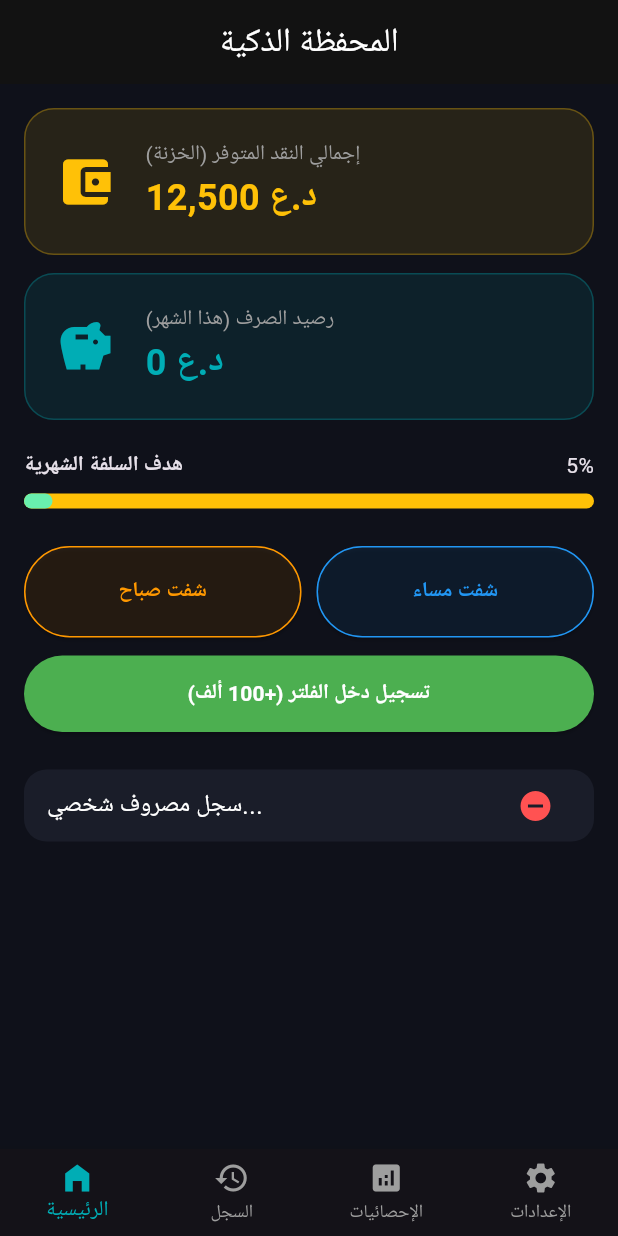
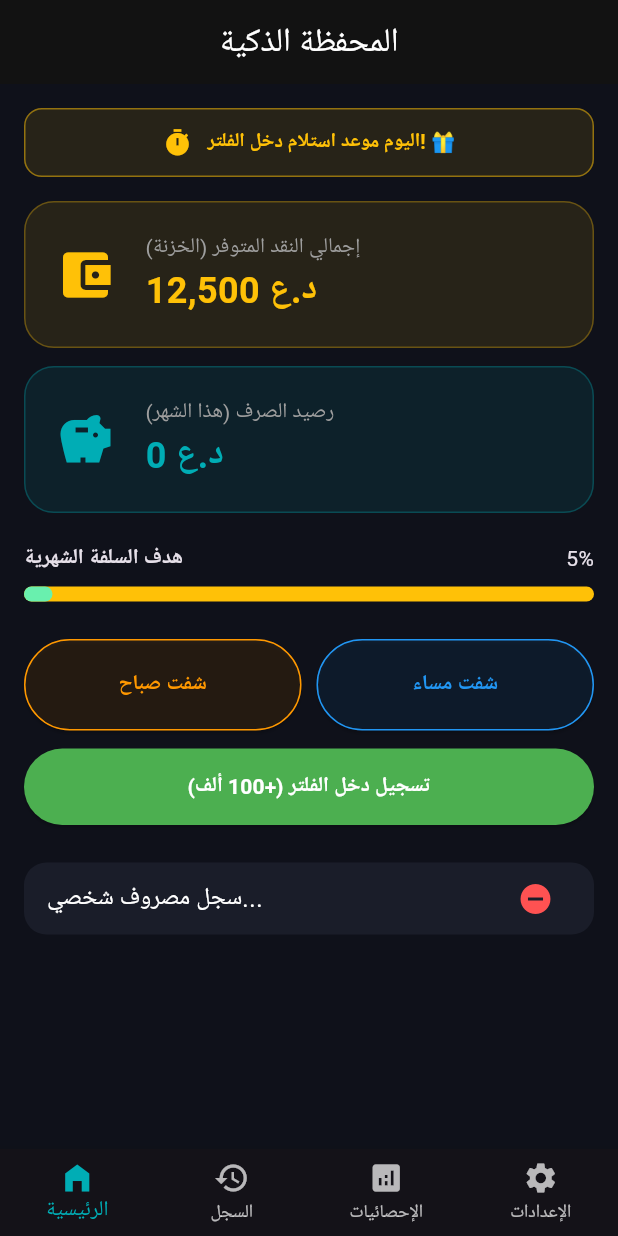
Before and after one commit to 1gj/smart_finance_app, a Flutter app: the screen it shows after launch, after a tap on "شفت صباح", on a phone screen of 412 x 824 dp. Run offline on Flutter 3.47's test engine with Material 3 defaults, Android fonts, the phone set to English and light mode, and no system bars; our stand-ins replace flutter_local_notifications, hive_flutter, timezone; accounts and stored records are empty.

```diff
--- a/lib/main.dart
+++ b/lib/main.dart
@@ -3,24 +3,81 @@ import 'package:flutter/material.dart';
 import 'package:hive_flutter/hive_flutter.dart';
 import 'package:intl/intl.dart';
 import 'package:path_provider/path_provider.dart';
+import 'package:flutter_local_notifications/flutter_local_notifications.dart';
+import 'package:timezone/data/latest_all.dart' as tz;
+import 'package:timezone/timezone.dart' as tz;
+
+// ==========================================
+// 1. نظام التنبيهات الذكي (Notification Service)
+// ==========================================
+class NotificationService {
+  static final FlutterLocalNotificationsPlugin _notificationsPlugin =
+      FlutterLocalNotificationsPlugin();
+
+  static Future<void> init() async {
+    tz.initializeTimeZones();
+    const AndroidInitializationSettings androidSettings =
+        AndroidInitializationSettings('@mipmap/ic_launcher');
+    const InitializationSettings initSettings = InitializationSettings(
+      android: androidSettings,
+    );
+    await _notificationsPlugin.initialize(initSettings);
+  }
+
+  // جدولة تنبيه يومي في الساعة 9 مساءً
+  static Future<void> scheduleDailyReminder() async {
+    await _notificationsPlugin.zonedSchedule(
+      0,
+      'تذكير مالي 💰',
+      'هل نسيت تسجيل مصاريف اليوم؟ حافظ على دقة حساباتك!',
+      _nextInstanceOfNinePM(),
+      const NotificationDetails(
+        android: AndroidNotificationDetails(
+          'daily_reminder',
+          'تذكير يومي',
+          channelDescription: 'قناة تذكير لتسجيل المصاريف اليومية',
+          importance: Importance.max,
+          priority: Priority.high,
+        ),
+      ),
+      androidScheduleMode: AndroidScheduleMode.exactAllowWhileIdle,
+      uiLocalNotificationDateInterpretation:
+          UILocalNotificationDateInterpretation.absoluteTime,
+      matchDateTimeComponents: DateTimeComponents.time, // تكرار يومي
+    );
+  }
+
+  static tz.TZDateTime _nextInstanceOfNinePM() {
+    final tz.TZDateTime now = tz.TZDateTime.now(tz.local);
+    tz.TZDateTime scheduledDate = tz.TZDateTime(
+      tz.local,
+      now.year,
+      now.month,
+      now.day,
+      21,
+      0,
+    ); // 9:00 PM
+    if (scheduledDate.isBefore(now)) {
+      scheduledDate = scheduledDate.add(const Duration(days: 1));
+    }
+    return scheduledDate;
+  }
+}
 
 void main() async {
   WidgetsFlutterBinding.ensureInitialized();
   await Hive.initFlutter();
+  await NotificationService.init(); // تشغيل نظام التنبيهات
+  await NotificationService.scheduleDailyReminder(); // تفعيل التذكير اليومي تلقائياً
 
-  // تسجيل المحولات
   Hive.registerAdapter(FinancialRecordAdapter());
-
-  // فتح الصناديق (واحد للبيانات وواحد للإعدادات)
   await Hive.openBox<FinancialRecord>('finance_box');
   await Hive.openBox('settings_box');
 
   runApp(const SmartFinanceApp());
 }
 
-// ==========================================
-// 1. موديل البيانات (Financial Record Model)
-// ==========================================
+// [موديلات البيانات FinancialRecord و FinancialRecordAdapter تبقى كما هي في الكود السابق]
 @HiveType(typeId: 0)
 class FinancialRecord {
   @HiveField(0)
@@ -67,12 +124,8 @@ class FinancialRecordAdapter extends TypeAdapter<FinancialRecord> {
   }
 }
 
-// ==========================================
-// 2. التطبيق الرئيسي والواجهة
-// ==========================================
 class SmartFinanceApp extends StatelessWidget {
   const SmartFinanceApp({Key? key}) : super(key: key);
-
   @override
   Widget build(BuildContext context) {
     return MaterialApp(
@@ -104,7 +157,6 @@ class _MainNavigationScreenState extends State<MainNavigationScreen> {
     const AnalyticsScreen(),
     const SettingsScreen(),
   ];
-
   @override
   Widget build(BuildContext context) {
     return Scaffold(
@@ -114,7 +166,6 @@ class _MainNavigationScreenState extends State<MainNavigationScreen> {
         onTap: (index) => setState(() => _selectedIndex = index),
         type: BottomNavigationBarType.fixed,
         selectedItemColor: const Color(0xFF00ADB5),
-        unselectedItemColor: Colors.grey,
         items: const [
           BottomNavigationBarItem(
             icon: Icon(Icons.home_filled),
@@ -136,7 +187,7 @@ class _MainNavigationScreenState extends State<MainNavigationScreen> {
 }
 
 // ==========================================
-// 3. الشاشة الرئيسية (Home)
+// 2. الشاشة الرئيسية مع العد التنازلي (HomeScreen)
 // ==========================================
 class HomeScreen extends StatefulWidget {
   const HomeScreen({Key? key}) : super(key: key);
@@ -150,6 +201,7 @@ class _HomeScreenState extends State<HomeScreen> {
   final TextEditingController _expCtrl = TextEditingController();
 
   double _netBalance = 0, _totalCapital = 0, _savedLoan = 0;
+  int _daysUntilFilter = 0; // متطلبات ميزة العد التنازلي
   final currencyFormat = NumberFormat('#,###', 'en_US');
 
   @override
@@ -159,57 +211,83 @@ class _HomeScreenState extends State<HomeScreen> {
   }
 
   void _refreshData() {
-    double tempTotalIncome = 0,
-        tempTotalExpenses = 0,
-        tempMonthlyIncome = 0,
-        tempMonthlyExpenses = 0,
+    double tempTotalInc = 0,
+        tempTotalExp = 0,
+        tempMonthlyInc = 0,
+        tempMonthlyExp = 0,
         tempSavedLoan = 0;
     final now = DateTime.now();
     final currentMonth = DateFormat('yyyy-MM').format(now);
 
-    // جلب الإعدادات
     double shiftPrice = _settings.get('shiftPrice', defaultValue: 12500.0);
     double loanTarget = _settings.get('loanTarget', defaultValue: 250000.0);
 
-    for (var record in _box.values) {
-      double recordIncome =
-          (record.morningShifts + record.eveningShifts) * shiftPrice +
-          record.extraIncome;
-      tempTotalIncome += recordIncome;
-      tempTotalExpenses += record.dailyExpenses;
-
-      if (record.date.startsWith(currentMonth)) {
-        tempMonthlyIncome += recordIncome;
-        tempMonthlyExpenses += record.dailyExpenses;
-
-        int day = int.parse(record.date.split('-')[2]);
-        if (day <= 20 &&
-            (record.morningShifts > 0 || record.eveningShifts > 0)) {
+    for (var r in _box.values) {
+      double inc =
+          (r.morningShifts + r.eveningShifts) * shiftPrice + r.extraIncome;
+      tempTotalInc += inc;
+      tempTotalExp += r.dailyExpenses;
+      if (r.date.startsWith(currentMonth)) {
+        tempMonthlyInc += inc;
+        tempMonthlyExp += r.dailyExpenses;
+        int day = int.parse(r.date.split('-')[2]);
+        if (day <= 20 && (r.morningShifts > 0 || r.eveningShifts > 0)) {
           if (tempSavedLoan < loanTarget) tempSavedLoan += shiftPrice;
         }
       }
     }
 
+    // حساب العد التنازلي لمدفوع الـ 15 يوماً (دخل الفلتر)
+    int currentDay = now.day;
+    if (currentDay <= 15) {
+      _daysUntilFilter = 15 - currentDay;
+    } else {
+      int lastDay = DateTime(now.year, now.month + 1, 0).day;
+      _daysUntilFilter = lastDay - currentDay;
+    }
+
     setState(() {
-      _totalCapital = tempTotalIncome - tempTotalExpenses; // الخزنة التراكمية
+      _totalCapital = tempTotalInc - tempTotalExp;
       _savedLoan = tempSavedLoan > loanTarget ? loanTarget : tempSavedLoan;
-      _netBalance = tempMonthlyIncome - tempMonthlyExpenses - _savedLoan;
+      _netBalance = tempMonthlyInc - tempMonthlyExp - _savedLoan;
     });
   }
 
   @override
   Widget build(BuildContext context) {
     return Scaffold(
-      appBar: AppBar(
-        title: const Text('المحفظة الذكية'),
-        centerTitle: true,
-        elevation: 0,
-      ),
+      appBar: AppBar(title: const Text('المحفظة الذكية'), centerTitle: true),
       body: SingleChildScrollView(
         padding: const EdgeInsets.all(16),
         child: Column(
           children: [
-            // بطاقة الخزنة التراكمية
+            // ميزة العد التنازلي (Filter Income Countdown)
+            Container(
+              margin: const EdgeInsets.only(bottom: 16),
+              padding: const EdgeInsets.all(12),
+              decoration: BoxDecoration(
+                color: Colors.amber.withOpacity(0.1),
+                borderRadius: BorderRadius.circular(12),
+                border: Border.all(color: Colors.amber.withOpacity(0.5)),
+              ),
+              child: Row(
+                mainAxisAlignment: MainAxisAlignment.center,
+                children: [
+                  const Icon(Icons.timer, color: Colors.amber, size: 20),
+                  const SizedBox(width: 10),
+                  Text(
+                    _daysUntilFilter == 0
+                        ? "اليوم موعد استلام دخل الفلتر! 🎁"
+                        : "بقي $_daysUntilFilter أيام على استلام 100 ألف (دخل الفلتر)",
+                    style: const TextStyle(
+                      color: Colors.amber,
+                      fontWeight: FontWeight.bold,
+                      fontSize: 13,
+                    ),
+                  ),
+                ],
+              ),
+            ),
             _buildStatusCard(
               'إجمالي النقد المتوفر (الخزنة)',
               _totalCapital,
@@ -217,7 +295,6 @@ class _HomeScreenState extends State<HomeScreen> {
               Icons.account_balance_wallet,
             ),
             const SizedBox(height: 12),
-            // بطاقة الرصيد الصافي
             _buildStatusCard(
               'رصيد الصرف (هذا الشهر)',
               _netBalance,
@@ -225,10 +302,8 @@ class _HomeScreenState extends State<HomeScreen> {
               Icons.savings,
             ),
             const SizedBox(height: 20),
-            // شريط تقدم السلفة
             _buildLoanProgress(),
             const SizedBox(height: 25),
-            // أزرار التحكم
             Row(
               children: [
                 _buildQuickBtn(
@@ -247,7 +322,6 @@ class _HomeScreenState extends State<HomeScreen> {
               Colors.green,
             ),
             const SizedBox(height: 25),
-            // خانة المصاريف
             _buildExpenseInput(),
           ],
         ),
@@ -255,6 +329,7 @@ class _HomeScreenState extends State<HomeScreen> {
     );
   }
 
+  // [بقية التوابع _buildStatusCard, _buildLoanProgress, _buildQuickBtn, _buildActionBtn, _buildExpenseInput, _addShift, _addFilter, _saveExpense تبقى كما هي]
   Widget _buildStatusCard(
     String title,
     double amount,
@@ -411,17 +486,13 @@ class _HomeScreenState extends State<HomeScreen> {
   }
 }
 
-// ==========================================
-// 4. شاشة السجل التاريخي (History & Delete)
-// ==========================================
+// [بقيه الشاشات History, Analytics, Settings تبقى كما هي في الكود السابق]
 class HistoryScreen extends StatelessWidget {
   const HistoryScreen({Key? key}) : super(key: key);
-
   @override
   Widget build(BuildContext context) {
     final box = Hive.box<FinancialRecord>('finance_box');
     final records = box.values.toList().reversed.toList();
-
     return Scaffold(
       appBar: AppBar(title: const Text('سجل العمليات'), centerTitle: true),
       body: ListView.builder(
@@ -446,7 +517,7 @@ class HistoryScreen extends StatelessWidget {
                 icon: const Icon(Icons.delete_sweep, color: Colors.redAccent),
                 onPressed: () {
                   box.deleteAt(box.values.length - 1 - index);
-                  (context as Element).markNeedsBuild(); // تحديث الواجهة
+                  (context as Element).markNeedsBuild();
                 },
               ),
             ),
@@ -457,12 +528,8 @@ class HistoryScreen extends StatelessWidget {
   }
 }
 
-// ==========================================
-// 5. شاشة الإحصائيات (Analytics)
-// ==========================================
 class AnalyticsScreen extends StatelessWidget {
   const AnalyticsScreen({Key? key}) : super(key: key);
-
   @override
   Widget build(BuildContext context) {
     final box = Hive.box<FinancialRecord>('finance_box');
@@ -471,7 +538,6 @@ class AnalyticsScreen extends StatelessWidget {
       totalIn += (r.morningShifts + r.eveningShifts) * 12500 + r.extraIncome;
       totalOut += r.dailyExpenses;
     }
-
     return Scaffold(
       appBar: AppBar(title: const Text('تحليل البيانات'), centerTitle: true),
       body: Center(
@@ -488,14 +554,6 @@ class AnalyticsScreen extends StatelessWidget {
               'إجمالي المصاريف: ${totalOut.toStringAsFixed(0)} د.ع',
               style: const TextStyle(fontSize: 18, color: Colors.redAccent),
             ),
-            const Padding(
-              padding: EdgeInsets.all(40),
-              child: Text(
-                'سيتم إضافة رسوم بيانية تفصيلية في التحديث القادم',
-                textAlign: TextAlign.center,
-                style: TextStyle(color: Colors.grey),
-              ),
-            ),
           ],
         ),
       ),
@@ -503,9 +561,6 @@ class AnalyticsScreen extends StatelessWidget {
   }
 }
 
-// ==========================================
-// 6. شاشة الإعدادات (Settings & Export)
-// ==========================================
 class SettingsScreen extends StatefulWidget {
   const SettingsScreen({Key? key}) : super(key: key);
   @override
@@ -514,7 +569,6 @@ class SettingsScreen extends StatefulWidget {
 
 class _SettingsScreenState extends State<SettingsScreen> {
   final _settings = Hive.box('settings_box');
-
   @override
   Widget build(BuildContext context) {
     return Scaffold(
@@ -526,11 +580,6 @@ class _SettingsScreenState extends State<SettingsScreen> {
           _buildSettingItem('هدف السلفة الشهرية', 'loanTarget', 250000.0),
           _buildSettingItem('مبلغ دخل الفلتر', 'filterPrice', 100000.0),
           const Divider(height: 40),
-          ListTile(
-            leading: const Icon(Icons.file_download, color: Colors.green),
-            title: const Text('تصدير البيانات كملف نصي'),
-            onTap: _exportData,
-          ),
           ListTile(
             leading: const Icon(Icons.delete_forever, color: Colors.red),
             title: const Text('مسح جميع البيانات'),
@@ -580,19 +629,4 @@ class _SettingsScreenState extends State<SettingsScreen> {
       ),
     );
   }
-
-  void _exportData() async {
-    final box = Hive.box<FinancialRecord>('finance_box');
-    String content = "تاريخ, شفتات صباح, شفتات مساء, دخل إضافي, مصاريف\n";
-    for (var r in box.values) {
-      content +=
-          "${r.date}, ${r.morningShifts}, ${r.eveningShifts}, ${r.extraIncome}, ${r.dailyExpenses}\n";
-    }
-    final directory = await getApplicationDocumentsDirectory();
-    final file = File('${directory.path}/finance_backup.csv');
-    await file.writeAsString(content);
-    ScaffoldMessenger.of(
-      context,
-    ).showSnackBar(SnackBar(content: Text('تم حفظ الملف في: ${file.path}')));
-  }
 }
--- a/pubspec.yaml
+++ b/pubspec.yaml
@@ -16,7 +16,7 @@ publish_to: 'none' # Remove this line if you wish to publish to pub.dev
 # https://developer.apple.com/library/archive/documentation/General/Reference/InfoPlistKeyReference/Articles/CoreFoundationKeys.html
 # In Windows, build-name is used as the major, minor, and patch parts
 # of the product and file versions while build-number is used as the build suffix.
-version: 1.0.0+1
+version: 1.0.0+2
 
 environment:
   sdk: ^3.9.2
@@ -33,6 +33,8 @@ dependencies:
   hive_flutter: ^1.1.0
   intl: ^0.19.0
   path_provider: ^2.1.2
+  flutter_local_notifications: ^17.2.2 # المكتبة الجديدة
+  timezone: ^0.9.4 # لضبط توقيت التنبيهات بدقة
 
 dev_dependencies:
   flutter_test:
```
Also changed, not shown: pubspec.lock, 2 other files.
